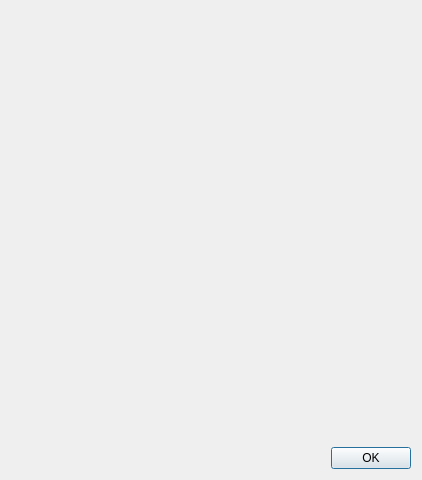
The window that qwbfs/src/UIAbout.ui (amestica/qwbfs) describes before a commit, drawn with Qt 5.
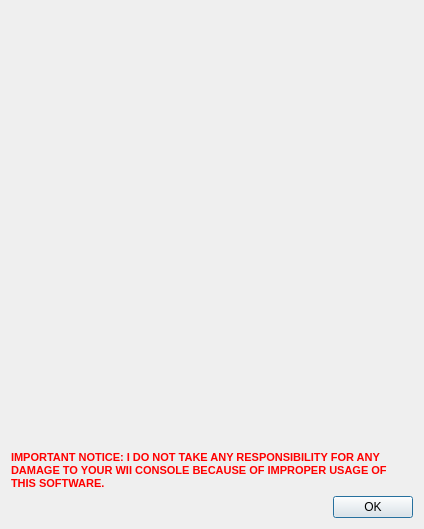
The same window after the commit. Icons and pictures are not drawn.

What changed in the file:
```diff
--- a/qwbfs/src/UIAbout.ui
+++ b/qwbfs/src/UIAbout.ui
@@ -6,8 +6,8 @@
    <rect>
     <x>0</x>
     <y>0</y>
-    <width>422</width>
-    <height>480</height>
+    <width>425</width>
+    <height>529</height>
    </rect>
   </property>
   <property name="maximumSize">
@@ -109,7 +109,7 @@
      </property>
     </widget>
    </item>
-   <item row="6" column="0" colspan="2">
+   <item row="7" column="0" colspan="2">
     <widget class="QDialogButtonBox" name="dbbButtons">
      <property name="standardButtons">
       <set>QDialogButtonBox::Ok</set>
@@ -129,6 +129,56 @@
      </property>
     </widget>
    </item>
+   <item row="6" column="0" colspan="2">
+    <widget class="QLabel" name="lWarning">
+     <property name="palette">
+      <palette>
+       <active>
+        <colorrole role="WindowText">
+         <brush brushstyle="SolidPattern">
+          <color alpha="255">
+           <red>255</red>
+           <green>0</green>
+           <blue>0</blue>
+          </color>
+         </brush>
+        </colorrole>
+       </active>
+       <inactive>
+        <colorrole role="WindowText">
+         <brush brushstyle="SolidPattern">
+          <color alpha="255">
+           <red>255</red>
+           <green>0</green>
+           <blue>0</blue>
+          </color>
+         </brush>
+        </colorrole>
+       </inactive>
+       <disabled>
+        <colorrole role="WindowText">
+         <brush brushstyle="SolidPattern">
+          <color alpha="255">
+           <red>69</red>
+           <green>69</green>
+           <blue>69</blue>
+          </color>
+         </brush>
+        </colorrole>
+       </disabled>
+      </palette>
+     </property>
+     <property name="styleSheet">
+      <string notr="true">font: 11px;font-weight:bold;</string>
+     </property>
+     <property name="text">
+      <string>IMPORTANT NOTICE: I DO NOT TAKE ANY RESPONSIBILITY FOR ANY DAMAGE TO YOUR WII CONSOLE BECAUSE OF IMPROPER USAGE OF THIS SOFTWARE.</string>
+     </property>
+     <property name="wordWrap">
+      <bool>true</bool>
+     </property>
+    </widget>
+   </item>
   </layout>
  </widget>
  <resources>
```
